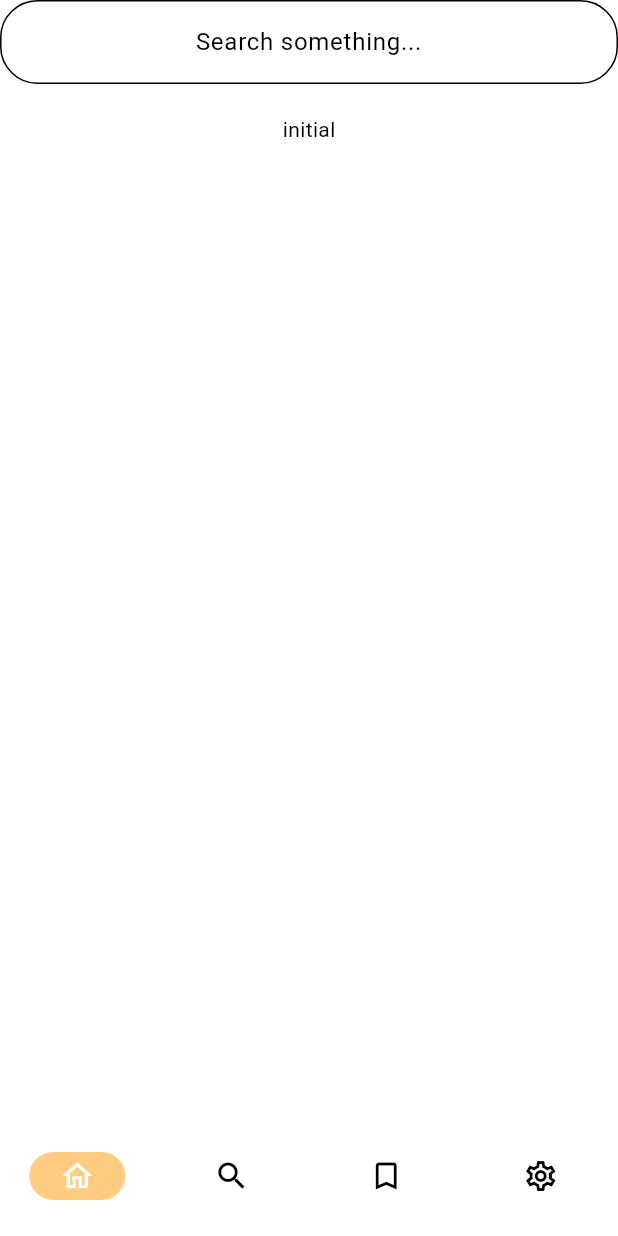
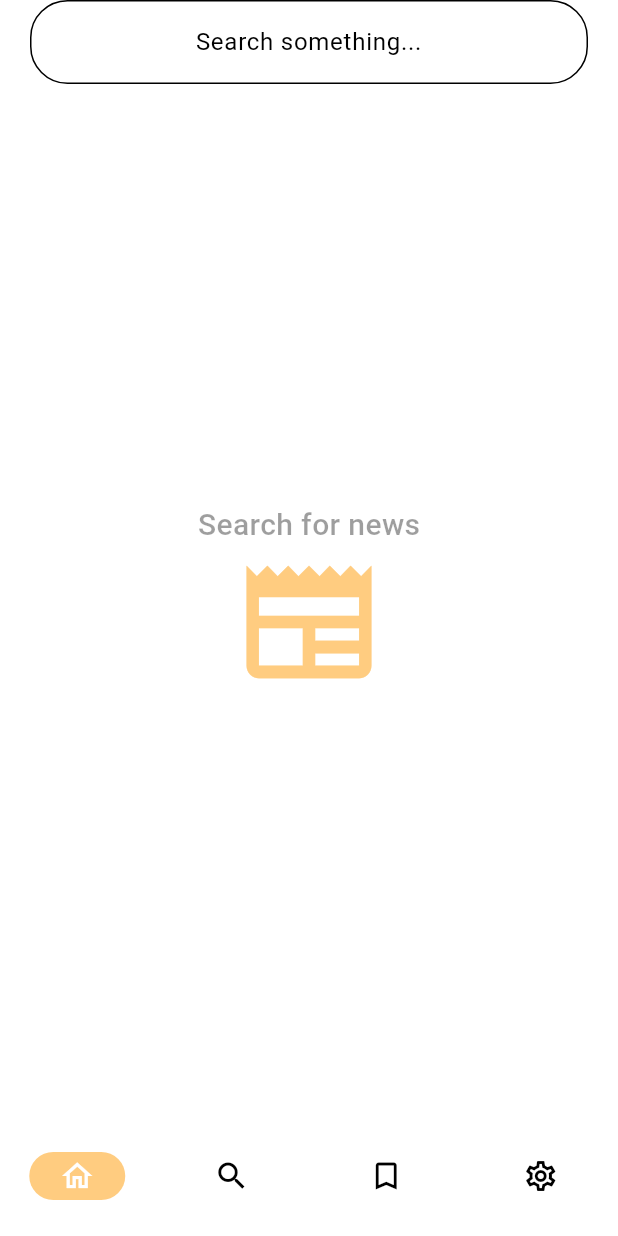
Before and after one commit to santtiagogp/News-Data-App, a Flutter app: the screen it shows after launch, swiped to page 2, on a phone screen of 412 x 824 dp. Run offline on Flutter 3.47's test engine with Material 2 defaults, Android fonts, the phone set to English and light mode, and no system bars; our stand-ins replace carousel_slider, equatable, flutter_bloc; network calls fail.

Commit message:
Search screen fixed and finished

```diff
--- a/lib/ui/screens/home/widgets/news_tile.dart
+++ b/lib/ui/screens/home/widgets/news_tile.dart
@@ -20,6 +20,8 @@ class NewsTile extends StatelessWidget {
   @override
   Widget build(BuildContext context) {
     return InkWell(
+      splashColor: Colors.transparent,
+      highlightColor: Colors.transparent,
       onTap: onTap,
       child: Container(
         margin: const EdgeInsets.all(20),
--- a/lib/ui/screens/search/search_screen.dart
+++ b/lib/ui/screens/search/search_screen.dart
@@ -1,8 +1,10 @@
 import 'package:flutter/material.dart';
 import 'package:flutter_bloc/flutter_bloc.dart';
+import '../../../domain/entities/news_model.dart';
+import '../news/news_page.dart';
+import '../home/widgets/news_tile.dart';
+import 'widgets/empty_search_widget.dart';
 
-import '../home/widgets/news_tile.dart';
-import '../news/news_page.dart';
 import 'search_bloc/search_bloc.dart';
 import 'widgets/news_textfield.dart';
 
@@ -17,60 +19,85 @@ class SearchScreen extends StatelessWidget {
     final bloc = BlocProvider.of<SearchBloc>(context);
 
     return Scaffold(
-      body: SingleChildScrollView(
+      body: Column(
+          children: [
+            Padding(
+              padding: const EdgeInsets.symmetric( horizontal: 20 ),
+              child: NewsTextField(
+                controller: txtController,
+                onSubmitted: ( value ) => bloc.add(SearchData(value)),
+              ),
+            ),
+
+            BlocBuilder<SearchBloc, SearchState>(
+              builder: ( context, state ) {
+
+                if( state is SearchLoading ) {
+                  return const Expanded(
+                    child: Center(
+                      child: CircularProgressIndicator(),
+                    ),
+                  );
+                }
+
+                if( state is SearchDataLoaded ) {
+
+                  final data = state.searchData;
+
+                  return Expanded(
                     child: Column(
                       children: [
 
-            NewsTextField(
-              controller: txtController,
-              onSubmitted: (value)
-                => bloc.add(SearchData(value)),
+                        Container(
+                          margin: const EdgeInsets.symmetric(vertical: 20),
+                          child: Text(
+                            'Results: ${data.length}',
+                            style: const TextStyle(
+                              fontSize: 15,
+                              fontWeight: FontWeight.bold
+                            ),
+                          ),
                         ),
 
-            const SizedBox(height: 20),
-
-            BlocBuilder<SearchBloc, SearchState>(
-              builder: (context, state) {
-
-                if( state is SearchDataLoaded ) {
-                  return SizedBox(
-                    height: MediaQuery.of(context).size.height,
-                    width: MediaQuery.of(context).size.width,
+                        Expanded(
                           child: ListView.builder(
-                      itemCount: state.searchData.length,
+                            padding: const EdgeInsets.all(0),
+                            itemCount: data.length,
                             itemBuilder: (context, index) {
-
-                        final data = state.searchData[index];
-
                               return NewsTile(
-                          title: data.title,
-                          description: data.description,
-                          imgUrl: data.imageUrl,
-                          date: data.pubDate,
-                          onTap: () => Navigator.pushNamed(
+                                title: data[index].title,
+                                description: data[index].description,
+                                imgUrl: data[index].imageUrl,
+                                date: data[index].pubDate,
+                                onTap: () => navigateToNews(
                                   context,
-                            NewsPage.screenName,
-                            arguments: data
+                                  data[index],
+                                  NewsPage.screenName
                                 )
                               );
                             }
                           ),
+                        ),
+                      ],
+                    ),
                   );
                 }
 
-                if( state is SearchInitial ) {
-                  return Center(child: Text('initial'));
-                }
-
-                return const CircularProgressIndicator();
+                return const InitialSearch();
 
               }
             )
 
           ],
         ),
-      )
     );
   }
 
+  void navigateToNews( BuildContext context, News news, String routeName ) =>
+    Navigator.pushNamed(
+      context,
+      routeName,
+      arguments: news
+    );
+
 }
--- /dev/null
+++ b/lib/ui/screens/search/widgets/empty_search_widget.dart
@@ -0,0 +1,34 @@
+import 'package:flutter/material.dart';
+
+class InitialSearch extends StatelessWidget {
+
+  const InitialSearch({super.key});
+
+  @override
+  Widget build(BuildContext context) {
+
+    return Expanded(
+      child: Column(
+        mainAxisAlignment: MainAxisAlignment.center,
+        children: [
+          const Text(
+            'Search for news',
+            style: TextStyle(
+              fontSize: 20,
+              fontWeight: FontWeight.w500,
+              color: Colors.black38
+            )
+          ),
+
+          Icon(
+            Icons.newspaper,
+            color: Colors.orange[200],
+            size: 100,
+          )
+        ],
+      ),
+    );
+
+  }
+
+}
```
Also changed, not shown: lib/ui/screens/search/search_bloc/search_bloc.dart (+11 -3 lines). Lines whose indentation alone changed are shown as unchanged.
